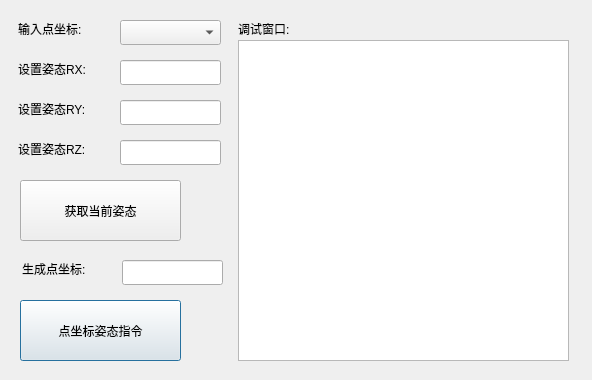
Old version of the form keysetposedlg.ui in the repository qubo188612/qtwelding.
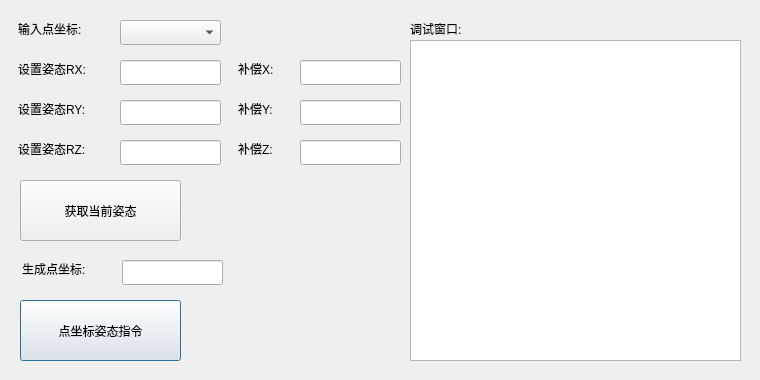
New version of the form.

```diff
--- a/keysetposedlg.ui
+++ b/keysetposedlg.ui
@@ -6,7 +6,7 @@
    <rect>
     <x>0</x>
     <y>0</y>
-    <width>592</width>
+    <width>760</width>
     <height>380</height>
    </rect>
   </property>
@@ -26,7 +26,7 @@
   <widget class="QLabel" name="label">
    <property name="geometry">
     <rect>
-     <x>238</x>
+     <x>410</x>
      <y>20</y>
      <width>67</width>
      <height>17</height>
@@ -75,7 +75,7 @@
   <widget class="QTextBrowser" name="record">
    <property name="geometry">
     <rect>
-     <x>238</x>
+     <x>410</x>
      <y>40</y>
      <width>331</width>
      <height>321</height>
@@ -177,6 +177,75 @@
     <string>获取当前姿态</string>
    </property>
   </widget>
+  <widget class="QLineEdit" name="setposeaddXEdit">
+   <property name="geometry">
+    <rect>
+     <x>300</x>
+     <y>60</y>
+     <width>101</width>
+     <height>25</height>
+    </rect>
+   </property>
+  </widget>
+  <widget class="QLineEdit" name="setposeaddZEdit">
+   <property name="geometry">
+    <rect>
+     <x>300</x>
+     <y>140</y>
+     <width>101</width>
+     <height>25</height>
+    </rect>
+   </property>
+  </widget>
+  <widget class="QLabel" name="label_7">
+   <property name="geometry">
+    <rect>
+     <x>238</x>
+     <y>60</y>
+     <width>51</width>
+     <height>17</height>
+    </rect>
+   </property>
+   <property name="text">
+    <string>补偿X:</string>
+   </property>
+  </widget>
+  <widget class="QLabel" name="label_8">
+   <property name="geometry">
+    <rect>
+     <x>238</x>
+     <y>140</y>
+     <width>51</width>
+     <height>17</height>
+    </rect>
+   </property>
+   <property name="text">
+    <string>补偿Z:</string>
+   </property>
+  </widget>
+  <widget class="QLabel" name="label_9">
+   <property name="geometry">
+    <rect>
+     <x>238</x>
+     <y>100</y>
+     <width>51</width>
+     <height>17</height>
+    </rect>
+   </property>
+   <property name="text">
+    <string>补偿Y:</string>
+   </property>
+  </widget>
+  <widget class="QLineEdit" name="setposeaddYEdit">
+   <property name="geometry">
+    <rect>
+     <x>300</x>
+     <y>100</y>
+     <width>101</width>
+     <height>25</height>
+    </rect>
+   </property>
+  </widget>
  </widget>
  <resources/>
  <connections/>
```
